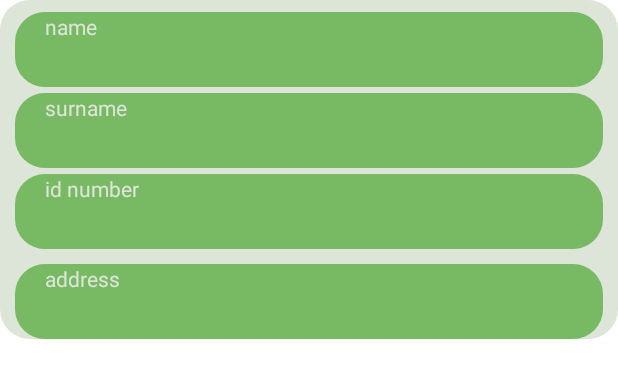
After one commit to josechocobar/DatosConQr, an Android app: the layout dni_rv_item.xml on its own in the app's theme, with its tools: preview values and no code run, on a phone screen of 412 x 824 dp. The commit adds this screen. Shown: the top 378 px of the screen. Run offline under Robolectric (Android 15) with nearby library versions, the phone set to English and light mode, and no system bars.

Commit message:
Antes de cambiar la card

```diff
--- a/app/src/main/java/com/cuty/datosconqr/domain/PersonaDao.kt
+++ b/app/src/main/java/com/cuty/datosconqr/domain/PersonaDao.kt
@@ -1,11 +1,13 @@
 package com.cuty.datosconqr.domain
 
+import androidx.room.Dao
 import androidx.room.Insert
 import androidx.room.OnConflictStrategy
 import androidx.room.Query
 import com.cuty.datosconqr.models.Persona
 import kotlinx.coroutines.flow.Flow
 
+@Dao
 interface PersonaDao {
     @Query("SELECT * FROM tabla_persona ORDER BY nro_dni")
     fun getAllByDni(): Flow<List<Persona>>
--- /dev/null
+++ b/app/src/main/res/drawable/rectangle_verde.xml
@@ -0,0 +1,7 @@
+<?xml version="1.0" encoding="utf-8"?>
+<shape xmlns:android="http://schemas.android.com/apk/res/android">
+    <corners
+        android:radius="20dp"/>
+    <solid
+        android:color="@color/verde_oscurito"/>
+</shape>
--- /dev/null
+++ b/app/src/main/res/layout/dni_rv_item.xml
@@ -0,0 +1,74 @@
+<?xml version="1.0" encoding="utf-8"?>
+<androidx.constraintlayout.widget.ConstraintLayout xmlns:android="http://schemas.android.com/apk/res/android"
+    android:layout_width="match_parent"
+    android:layout_height="match_parent"
+    xmlns:app="http://schemas.android.com/apk/res-auto">
+    <androidx.appcompat.widget.AppCompatImageView
+        android:id="@+id/rv_background_view"
+        android:layout_width="match_parent"
+        android:layout_height="0dp"
+        android:background="@drawable/rectangle_verde"
+        android:backgroundTint="@color/blanco_suave"
+        app:layout_constraintTop_toTopOf="parent"
+        app:layout_constraintBottom_toBottomOf="@id/dni_item_address"
+        app:layout_constraintStart_toStartOf="parent"
+        app:layout_constraintEnd_toEndOf="parent"/>
+
+    <TextView
+        android:id="@+id/dni_item_name"
+        android:layout_width="0dp"
+        android:layout_height="50dp"
+        app:layout_constraintTop_toTopOf="@id/rv_background_view"
+        app:layout_constraintStart_toStartOf="parent"
+        app:layout_constraintEnd_toEndOf="parent"
+        android:layout_marginStart="10dp"
+        android:layout_marginEnd="10dp"
+        android:layout_marginTop="8dp"
+        android:background="@drawable/rectangle_verde"
+        android:text="      name"
+        android:textColor="@color/blanco_suave"/>
+    <TextView
+        android:id="@+id/dni_item_surname"
+        android:layout_width="0dp"
+        android:layout_height="50dp"
+        app:layout_constraintTop_toBottomOf="@id/dni_item_name"
+        app:layout_constraintStart_toStartOf="parent"
+        app:layout_constraintEnd_toEndOf="parent"
+        android:layout_marginStart="10dp"
+        android:layout_marginEnd="10dp"
+        android:layout_marginTop="4dp"
+        android:background="@drawable/rectangle_verde"
+        android:text="      surname"
+        android:textColor="@color/blanco_suave"/>
+    <TextView
+        android:id="@+id/dni_item_number_id"
+        android:layout_width="0dp"
+        android:layout_height="50dp"
+        app:layout_constraintTop_toBottomOf="@id/dni_item_surname"
+        app:layout_constraintStart_toStartOf="parent"
+        app:layout_constraintEnd_toEndOf="parent"
+        app:layout_constraintBottom_toTopOf="@id/dni_item_address"
+        android:layout_marginStart="10dp"
+        android:layout_marginEnd="10dp"
+        android:layout_marginTop="4dp"
+        android:background="@drawable/rectangle_verde"
+        android:text="      id number"
+        android:textColor="@color/blanco_suave"/>
+    <TextView
+        android:id="@+id/dni_item_address"
+        android:layout_width="0dp"
+        android:layout_height="50dp"
+        app:layout_constraintTop_toBottomOf="@id/dni_item_number_id"
+        app:layout_constraintStart_toStartOf="parent"
+        app:layout_constraintEnd_toEndOf="parent"
+        app:layout_constraintBottom_toBottomOf="@id/rv_background_view"
+        android:layout_marginStart="10dp"
+        android:layout_marginEnd="10dp"
+        android:layout_marginTop="10dp"
+        android:background="@drawable/rectangle_verde"
+        android:layout_marginBottom="10dp"
+        android:text="      address"
+        android:textColor="@color/blanco_suave"/>
+
+
+</androidx.constraintlayout.widget.ConstraintLayout>
--- a/app/src/main/res/values/colors.xml
+++ b/app/src/main/res/values/colors.xml
@@ -7,4 +7,10 @@
     <color name="teal_700">#FF018786</color>
     <color name="black">#FF000000</color>
     <color name="white">#FFFFFFFF</color>
+    <color name="gris_azulado">#608085</color>
+    <color name="rojo_marron">#6E0B0C</color>
+    <color name="verde_oscurito">#78B964</color>
+    <color name="verde_clarito">#CDEA9C</color>
+    <color name="rosa_chicle">#B844F4</color>
+    <color name="blanco_suave">#DCE5D7</color>
 </resources>
```
Also changed, not shown: app/build.gradle (+9 -1 lines), app/src/main/java/com/cuty/datosconqr/adapters/PersonAdapter.kt (added, +48 -0 lines), app/src/main/java/com/cuty/datosconqr/base/BaseViewHolder.kt (added, +8 -0 lines), app/src/main/java/com/cuty/datosconqr/datasource/LocalDataSource.kt (+8 -0 lines), app/src/main/java/com/cuty/datosconqr/models/Persona.kt (+2 -15 lines), app/src/main/java/com/cuty/datosconqr/ui/LectorQr.kt (added, +200 -0 lines), app/src/main/java/com/cuty/datosconqr/ui/MainFragment.kt (+41 -6 lines), app/src/main/java/com/cuty/datosconqr/ui/viewmodels/MainViewModel.kt (+15 -1 lines), app/src/main/java/com/cuty/datosconqr/ui/viewmodels/VMFactory.kt (+14 -1 lines), app/src/main/java/com/cuty/datosconqr/vo/Resource.kt (added, +8 -0 lines), app/src/main/res/drawable/ic_baseline_save_24.xml (added, +10 -0 lines), app/src/main/res/layout/fragment_lector_qr.xml (added, +88 -0 lines), app/src/main/res/layout/fragment_main.xml (+10 -0 lines), app/src/main/res/navigation/nav_graph.xml (+10 -1 lines), 1 more files.
